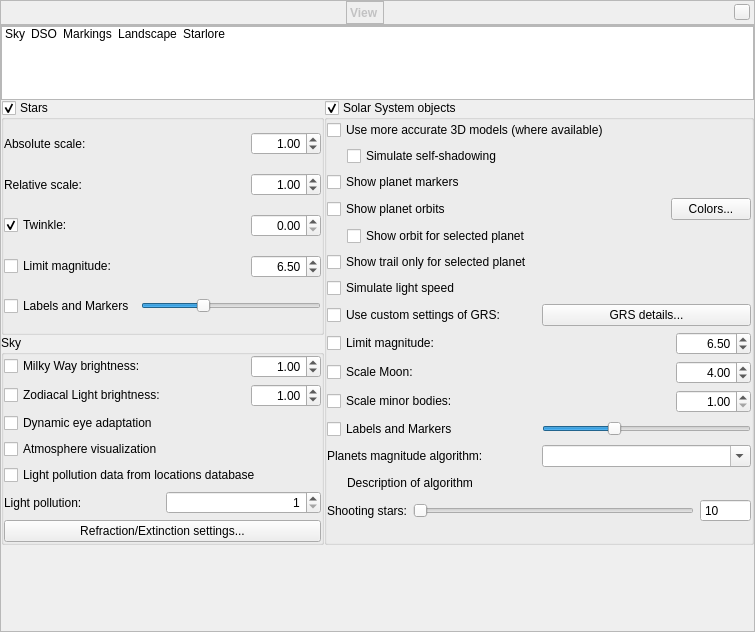
Qt form src/gui/viewDialog.ui (519984307/stellarium_src) before a commit.
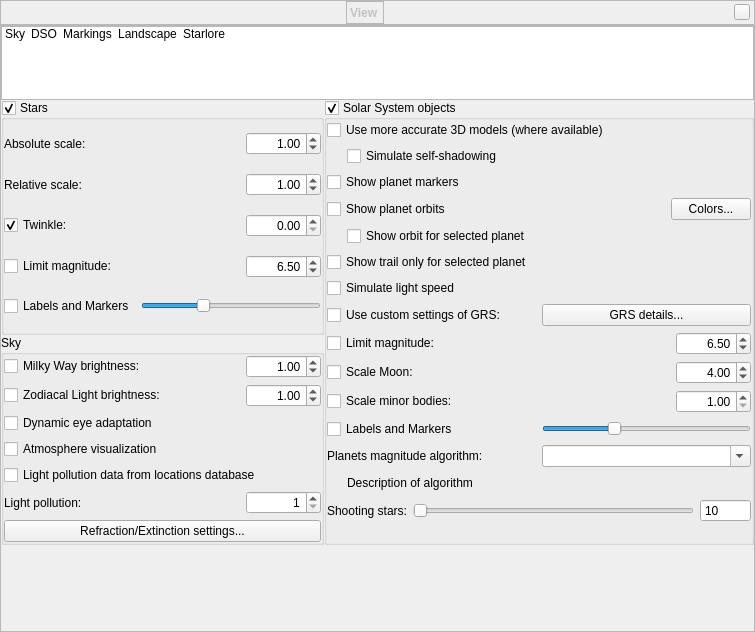
The same form after that commit. Icons and pictures are not drawn. Custom widgets are drawn as their Qt base class.

Diff of the .ui file:
```diff
--- a/src/gui/viewDialog.ui
+++ b/src/gui/viewDialog.ui
@@ -301,7 +301,7 @@
                 <widget class="QDoubleSpinBox" name="starTwinkleAmountDoubleSpinBox">
                  <property name="maximumSize">
                   <size>
-                   <width>70</width>
+                   <width>75</width>
                    <height>16777215</height>
                   </size>
                  </property>
@@ -349,7 +349,7 @@
                  </property>
                  <property name="maximumSize">
                   <size>
-                   <width>70</width>
+                   <width>75</width>
                    <height>16777215</height>
                   </size>
                  </property>
@@ -454,7 +454,7 @@
                  </property>
                  <property name="maximumSize">
                   <size>
-                   <width>70</width>
+                   <width>75</width>
                    <height>16777215</height>
                   </size>
                  </property>
@@ -520,7 +520,7 @@
                  </property>
                  <property name="maximumSize">
                   <size>
-                   <width>70</width>
+                   <width>75</width>
                    <height>16777215</height>
                   </size>
                  </property>
@@ -599,6 +599,12 @@
                </item>
                <item>
                 <widget class="QSpinBox" name="lightPollutionSpinBox">
+                 <property name="maximumSize">
+                  <size>
+                   <width>75</width>
+                   <height>16777215</height>
+                  </size>
+                 </property>
                  <property name="alignment">
                   <set>Qt::AlignRight|Qt::AlignTrailing|Qt::AlignVCenter</set>
                  </property>
@@ -628,7 +634,7 @@
                 <widget class="QDoubleSpinBox" name="milkyWayBrightnessDoubleSpinBox">
                  <property name="maximumSize">
                   <size>
-                   <width>70</width>
+                   <width>75</width>
                    <height>16777215</height>
                   </size>
                  </property>
@@ -677,7 +683,7 @@
                 <widget class="QDoubleSpinBox" name="zodiacalLightBrightnessDoubleSpinBox">
                  <property name="maximumSize">
                   <size>
-                   <width>70</width>
+                   <width>75</width>
                    <height>16777215</height>
                   </size>
                  </property>
```
Left out of the diff: 6 changed lines with no effect on the pictures.
